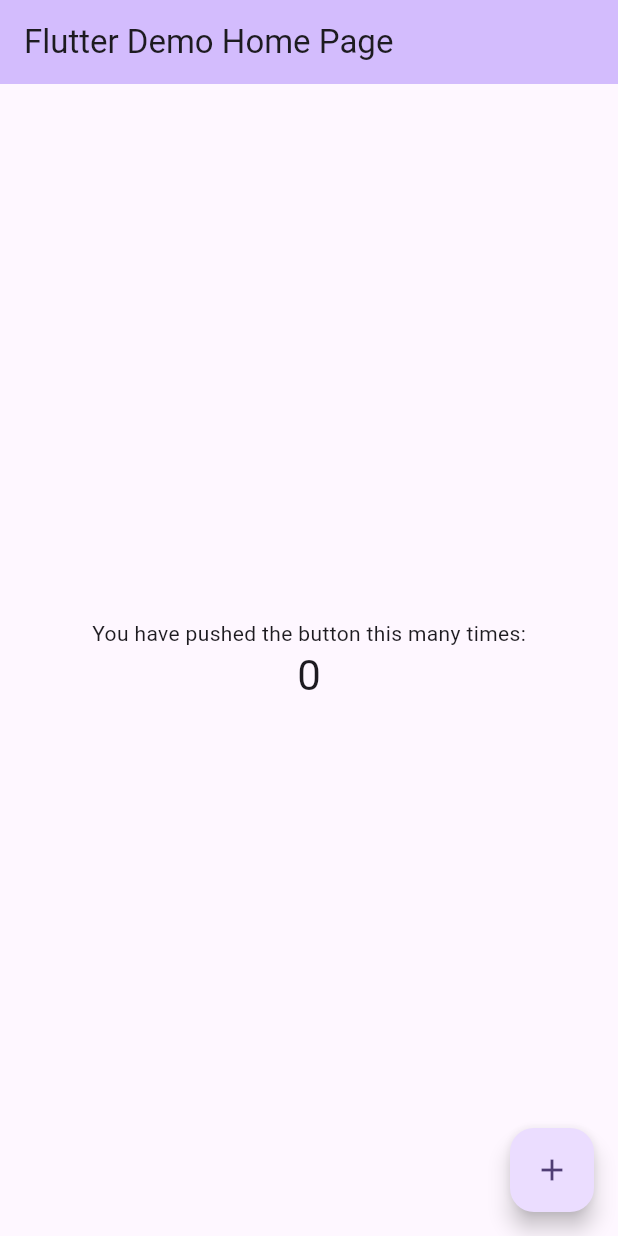
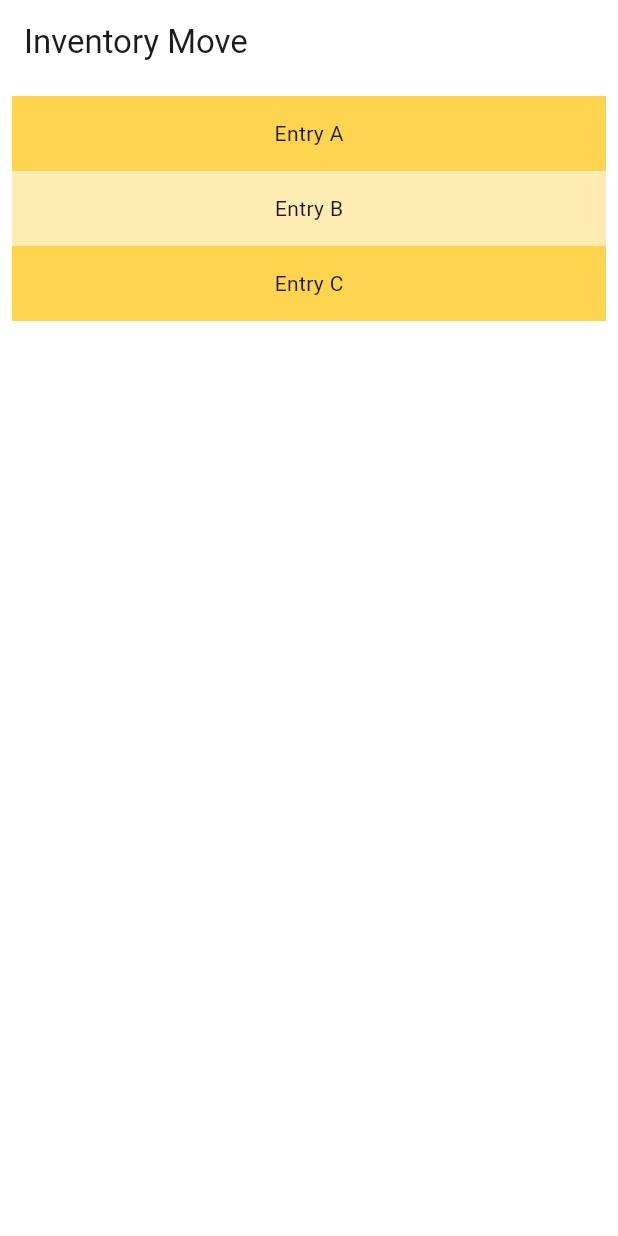
Before and after one commit to xtian-2000/inventory_move, a Flutter app: the screen it shows after launch, on a phone screen of 412 x 824 dp. Run offline on Flutter 3.47's test engine with Material 3 defaults, Android fonts, the phone set to English and light mode, and no system bars.

Commit message:
Added body of app

```diff
--- a/lib/main.dart
+++ b/lib/main.dart
@@ -1,6 +1,9 @@
 import 'package:flutter/material.dart';
+import 'package:inventory_move/pages/home.dart';
 
-void main() {
+
+
+void main() async {
   runApp(const MyApp());
 }
 
@@ -10,59 +13,12 @@ class MyApp extends StatelessWidget {
   @override
   Widget build(BuildContext context) {
     return MaterialApp(
-      title: 'Flutter Demo',
-      theme: ThemeData(
-        colorScheme: ColorScheme.fromSeed(seedColor: Colors.deepPurple),
-        useMaterial3: true,
-      ),
-      home: const MyHomePage(title: 'Flutter Demo Home Page'),
+      initialRoute: 'home',
+      routes: {
+        // '/': (context) => const Loading(),
+        'home': (context) => const Home(),
+        // 'admin': (context) => const Admin(),
+      },
     );
   }
 }
-
-class MyHomePage extends StatefulWidget {
-  const MyHomePage({super.key, required this.title});
-  final String title;
-
-  @override
-  State<MyHomePage> createState() => _MyHomePageState();
-}
-
-class _MyHomePageState extends State<MyHomePage> {
-  int _counter = 0;
-
-  void _incrementCounter() {
-    setState(() {
-      _counter++;
-    });
-  }
-
-  @override
-  Widget build(BuildContext context) {
-    return Scaffold(
-      appBar: AppBar(
-        backgroundColor: Theme.of(context).colorScheme.inversePrimary,
-        title: Text(widget.title),
-      ),
-      body: Center(
-        child: Column(
-          mainAxisAlignment: MainAxisAlignment.center,
-          children: <Widget>[
-            const Text(
-              'You have pushed the button this many times:',
-            ),
-            Text(
-              '$_counter',
-              style: Theme.of(context).textTheme.headlineMedium,
-            ),
-          ],
-        ),
-      ),
-      floatingActionButton: FloatingActionButton(
-        onPressed: _incrementCounter,
-        tooltip: 'Increment',
-        child: const Icon(Icons.add),
-      ), // This trailing comma makes auto-formatting nicer for build methods.
-    );
-  }
-}
--- /dev/null
+++ b/lib/pages/home.dart
@@ -0,0 +1,41 @@
+import 'dart:async';
+import 'package:flutter/material.dart';
+
+class Home extends StatefulWidget {
+  const Home({super.key});
+
+  @override
+  State<Home> createState() => _HomeState();
+}
+
+class _HomeState extends State<Home> {
+  final List<String> entries = <String>['A', 'B', 'C'];
+  final List<int> colorCodes = <int>[300, 100];
+
+  @override
+  Widget build(BuildContext context) {
+    return Scaffold(
+      backgroundColor: Colors.white10,
+        appBar: AppBar(
+          title: const Text('Inventory Move'),
+          backgroundColor: Colors.white,
+        ),
+      body: SafeArea(
+        child: Center(
+          child:
+          ListView.builder(
+              padding: const EdgeInsets.all(8),
+              itemCount: entries.length,
+              itemBuilder: (BuildContext context, int index) {
+                return Container(
+                  height: 50,
+                  color: Colors.amber[colorCodes[index % colorCodes.length]],
+                  child: Center(child: Text('Entry ${entries[index]}')),
+                );
+              }
+          ),
+        ),
+      ),
+    );
+  }
+}
```
